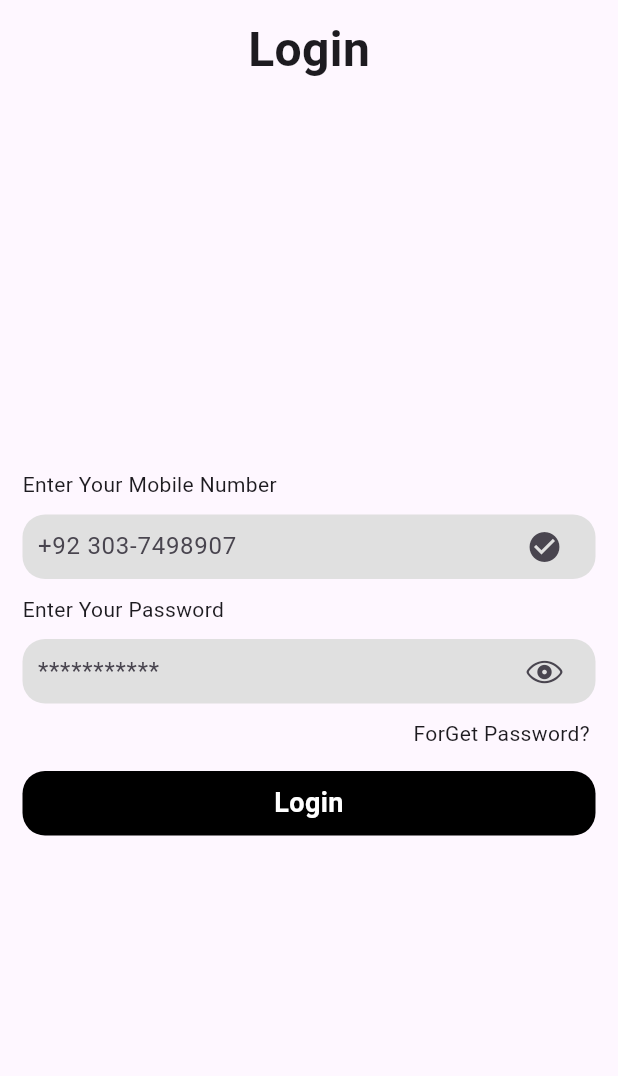
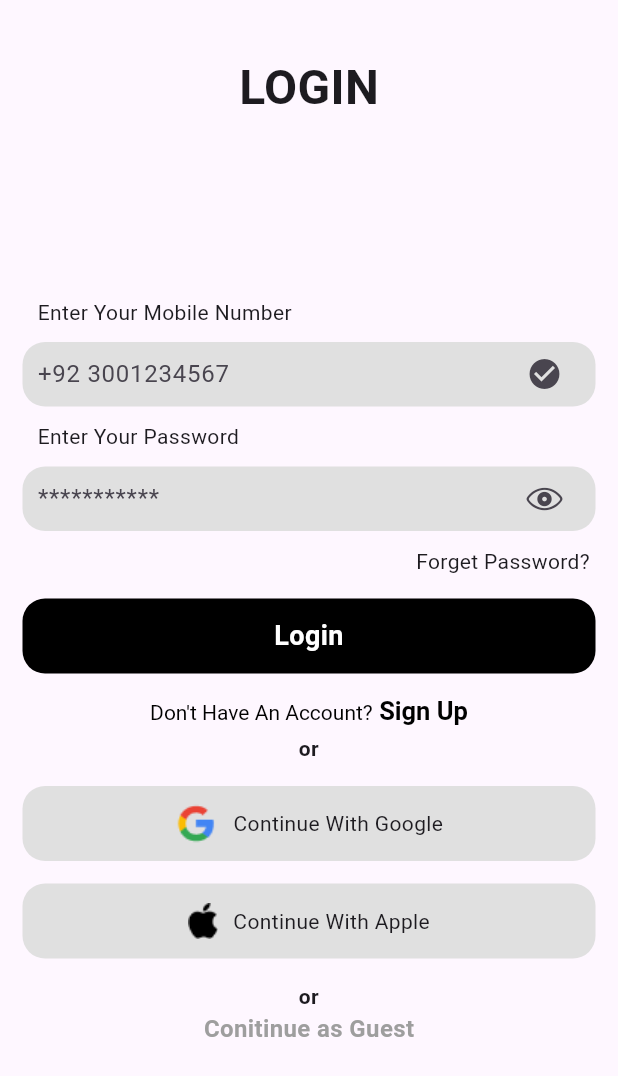
Before and after one commit to imwaseemashraf/signup_signin, a Flutter app: the screen it shows after launch, on a phone screen of 412 x 824 dp. Shown: the top 1076 px of the screen. Run offline on Flutter 3.47's test engine with Material 3 defaults, Android fonts, the phone set to English and light mode, and no system bars; our stand-ins replace gap.

Commit message:
login complete

```diff
--- a/lib/screens/signin.dart
+++ b/lib/screens/signin.dart
@@ -14,29 +14,30 @@ class SignIn extends StatelessWidget {
           child: Column(
             crossAxisAlignment: CrossAxisAlignment.center,
             // mainAxisAlignment: MainAxisAlignment.start,
-            children: [
-              const Align(
+            children: <Widget>[
+              const Gap(25),
+              Align(
                 alignment: Alignment.center,
                 child: Text(
-                  "Login",
-                  style: TextStyle(
+                  "Login".toUpperCase(),
+                  style: const TextStyle(
                     fontSize: 32,
                     fontWeight: FontWeight.bold,
                   ),
                 ),
               ),
               const Spacer(),
-              _buildTextField("Enter Your Mobile Number", "+92 303-7498907",
+              _buildTextField("Enter Your Mobile Number", "+92 3001234567",
                   const Icon(Icons.check_circle)),
               const Gap(10),
               _buildTextField("Enter Your Password", "***********",
                   const Icon(CupertinoIcons.eye),
                   isPassword: true),
-              Gap(10),
+              const Gap(10),
               const Align(
                 alignment: Alignment.centerRight,
                 child: Text(
-                  "ForGet Password? ",
+                  "Forget Password? ",
                   style: TextStyle(
                     fontWeight: FontWeight.normal,
                   ),
@@ -44,7 +45,7 @@ class SignIn extends StatelessWidget {
               ),
               const Gap(15),
               Container(
-                height: 43,
+                height: 50,
                 width: double.infinity,
                 padding: const EdgeInsets.symmetric(horizontal: 10),
                 decoration: BoxDecoration(
@@ -63,6 +64,41 @@ class SignIn extends StatelessWidget {
                   ),
                 ),
               ),
+              const Gap(15),
+              RichText(
+                text: const TextSpan(
+                  children: [
+                    TextSpan(
+                      text: "Don't Have An Account?",
+                      style: TextStyle(
+                          fontWeight: FontWeight.normal, color: Colors.black),
+                      children: [
+                        TextSpan(
+                            text: " Sign Up",
+                            style: TextStyle(
+                                fontWeight: FontWeight.bold, fontSize: 17)),
+                      ],
+                    ),
+                  ],
+                ),
+              ),
+              const Gap(5),
+              _buildOR("or"),
+              const Gap(15),
+              _buildContinueMethod(
+                  'assets/images/Google.png', "Continue With Google"),
+              const Gap(15),
+              _buildContinueMethod(
+                  'assets/images/Group.png', "Continue With Apple"),
+              const Gap(15),
+              _buildOR("or"),
+              const Text(
+                "Conitinue as Guest",
+                style: TextStyle(
+                    fontSize: 16,
+                    fontWeight: FontWeight.bold,
+                    color: Colors.grey),
+              ),
               const Spacer(),
             ],
           ),
@@ -76,10 +112,13 @@ class SignIn extends StatelessWidget {
     return Column(
       crossAxisAlignment: CrossAxisAlignment.start,
       children: [
-        Text(
-          label,
-          style: const TextStyle(
-            fontWeight: FontWeight.normal,
+        Padding(
+          padding: const EdgeInsets.only(left: 10.0),
+          child: Text(
+            label,
+            style: const TextStyle(
+              fontWeight: FontWeight.normal,
+            ),
           ),
         ),
         const Gap(10),
@@ -108,4 +147,33 @@ class SignIn extends StatelessWidget {
       ],
     );
   }
+
+  Widget _buildOR(String text) {
+    return Text(
+      text,
+      textAlign: TextAlign.center,
+      style: const TextStyle(
+        fontWeight: FontWeight.bold,
+      ),
+    );
+  }
+
+  Widget _buildContinueMethod(String imgUrl, String label) {
+    return Container(
+      height: 50,
+      padding: const EdgeInsets.symmetric(horizontal: 10),
+      decoration: BoxDecoration(
+        borderRadius: BorderRadius.circular(15),
+        color: Colors.grey[300],
+      ),
+      child: Row(
+        mainAxisAlignment: MainAxisAlignment.center,
+        children: [
+          Image(image: AssetImage(imgUrl)),
+          const Gap(10),
+          Text(label),
+        ],
+      ),
+    );
+  }
 }
--- a/pubspec.yaml
+++ b/pubspec.yaml
@@ -60,8 +60,8 @@ flutter:
   uses-material-design: true
 
   # To add assets to your application, add an assets section, like this:
-  # assets:
-  #   - images/a_dot_burr.jpeg
+  assets:
+    - assets/images/
   #   - images/a_dot_ham.jpeg
 
   # An image asset can refer to one or more resolution-specific "variants", see
```
Also changed, not shown: assets/images/Screenshot.png (added), 1 other file.
